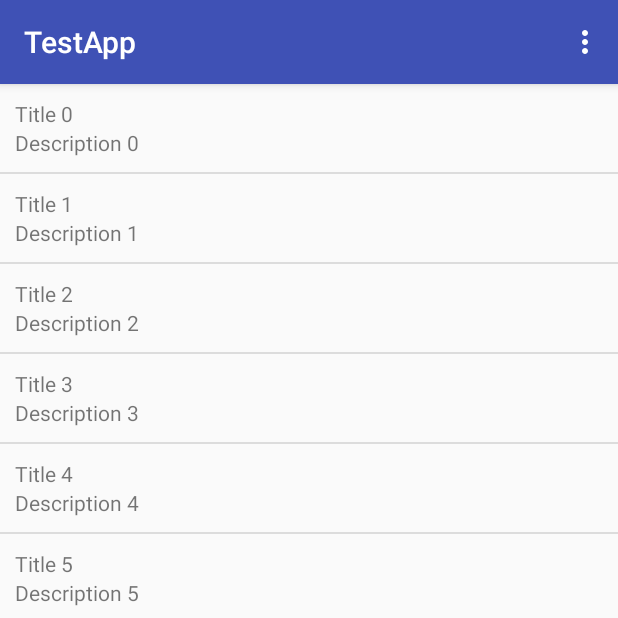
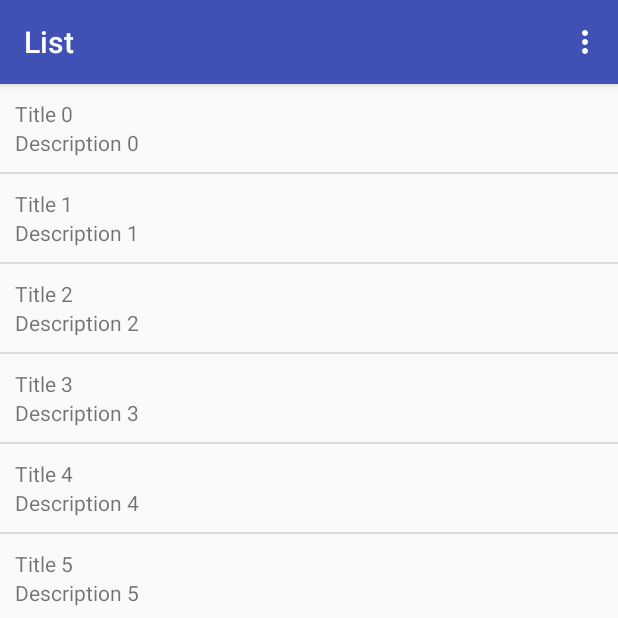
Before and after one commit to MaksimShumko/TestApp, an Android app: the screen it shows after launch (MainActivity), on a phone screen of 412 x 824 dp, the top half of it. Run offline under Robolectric (Android 15) with nearby library versions, the phone set to English and light mode, and no system bars.

Commit message:
set action bar title

```diff
--- a/app/src/main/java/com/example/maksim/testapp/activities/MainActivity.java
+++ b/app/src/main/java/com/example/maksim/testapp/activities/MainActivity.java
@@ -20,6 +20,7 @@ import com.example.maksim.testapp.fragments.ListFragment;
 public class MainActivity extends AppCompatActivity implements com.example.maksim.testapp.fragments.ListFragment.OnListFragmentInteractionListener {
 
     private FragmentManager fragmentManager;
+    private ActionBar actionBar;
 
     @Override
     protected void onCreate(Bundle savedInstanceState) {
@@ -28,12 +29,11 @@ public class MainActivity extends AppCompatActivity implements com.example.maksi
         setContentView(R.layout.activity_main);
 
         init();
-
-
     }
 
     private void init() {
         fragmentManager = getSupportFragmentManager();
+        actionBar = getSupportActionBar();
         setFragmentManagerListener();
 
         ListFragment listFragment = ListFragment.newInstance();
@@ -95,7 +95,6 @@ public class MainActivity extends AppCompatActivity implements com.example.maksi
             @Override
             public void onBackStackChanged() {
                 int backStackCount = getSupportFragmentManager().getBackStackEntryCount();
-                ActionBar actionBar = getSupportActionBar();
                 if(actionBar != null) {
                     if (backStackCount > 0) {
                         actionBar.setHomeButtonEnabled(true);
@@ -106,7 +105,6 @@ public class MainActivity extends AppCompatActivity implements com.example.maksi
                     }
                 }
             }
-
         });
     }
 
@@ -147,4 +145,10 @@ public class MainActivity extends AppCompatActivity implements com.example.maksi
                 return super.onOptionsItemSelected(item);
         }
     }
+
+    public void setActionBarTitle(String title) {
+        Log.e("MainActivity", "setActionBarTitle " + title);
+        if(actionBar != null)
+            actionBar.setTitle(title);
+    }
 }
--- a/app/src/main/java/com/example/maksim/testapp/fragments/ListFragment.java
+++ b/app/src/main/java/com/example/maksim/testapp/fragments/ListFragment.java
@@ -41,8 +41,8 @@ public class ListFragment extends Fragment implements ModelListViewContract.View
     public View onCreateView(LayoutInflater inflater, ViewGroup container,
                              Bundle savedInstanceState) {
         Log.e("ListFragment", "onCreateView");
+
         View view = inflater.inflate(R.layout.fragment_list, container, false);
-
         if (view instanceof ListView) {
             ListView listView = (ListView) view;
             adapter = new ListViewAdapter(getContext(), presenter);
@@ -65,6 +65,12 @@ public class ListFragment extends Fragment implements ModelListViewContract.View
     }
 
     @Override
+    public void onResume() {
+        super.onResume();
+        ((MainActivity) getActivity()).setActionBarTitle("List");
+    }
+
+    @Override
     public void notifyDataSetChanged() {
         adapter.notifyDataSetChanged();
     }
```
Also changed, not shown: app/src/main/java/com/example/maksim/testapp/fragments/FormFragment.java (+11 -0 lines).
